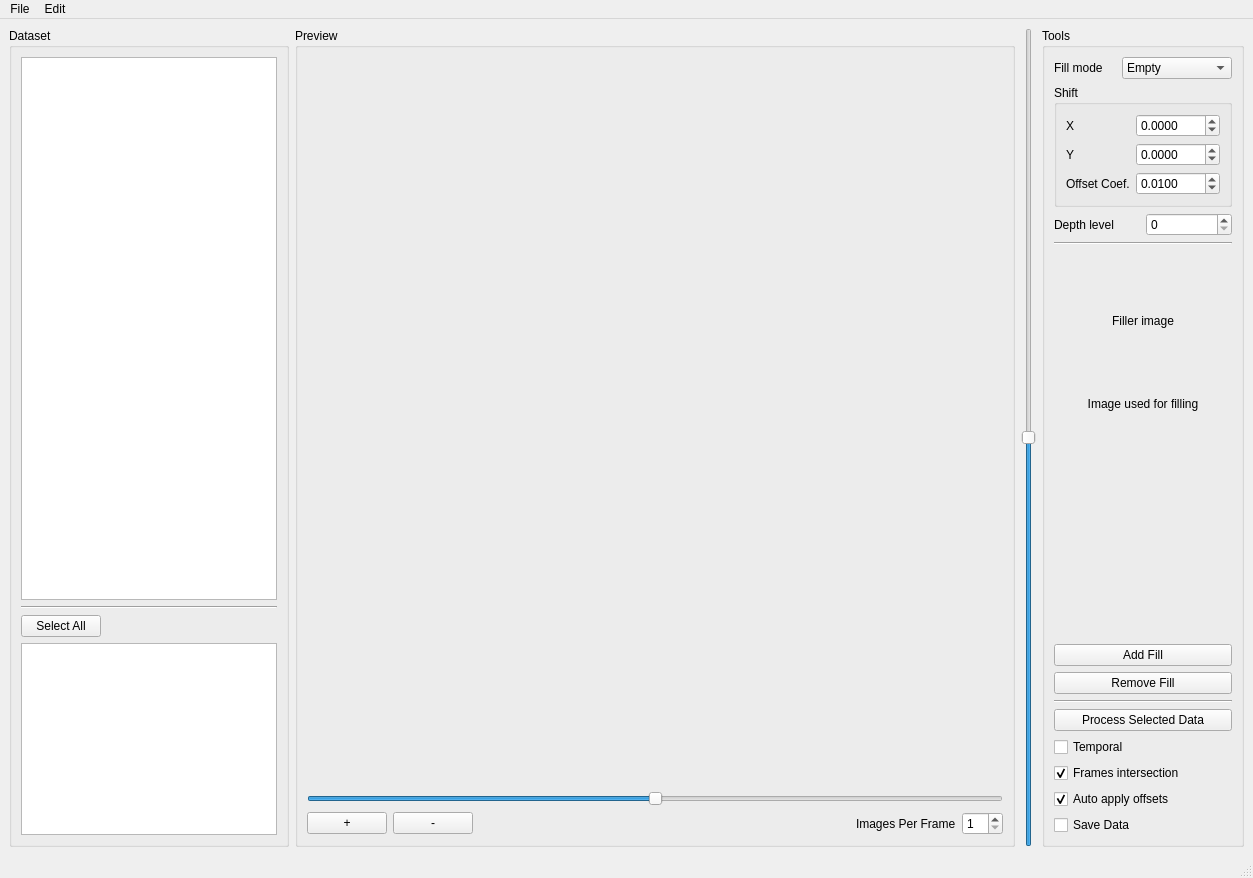
Old version of the form main/processor.ui in the repository Garik-Mk/boo-anot.
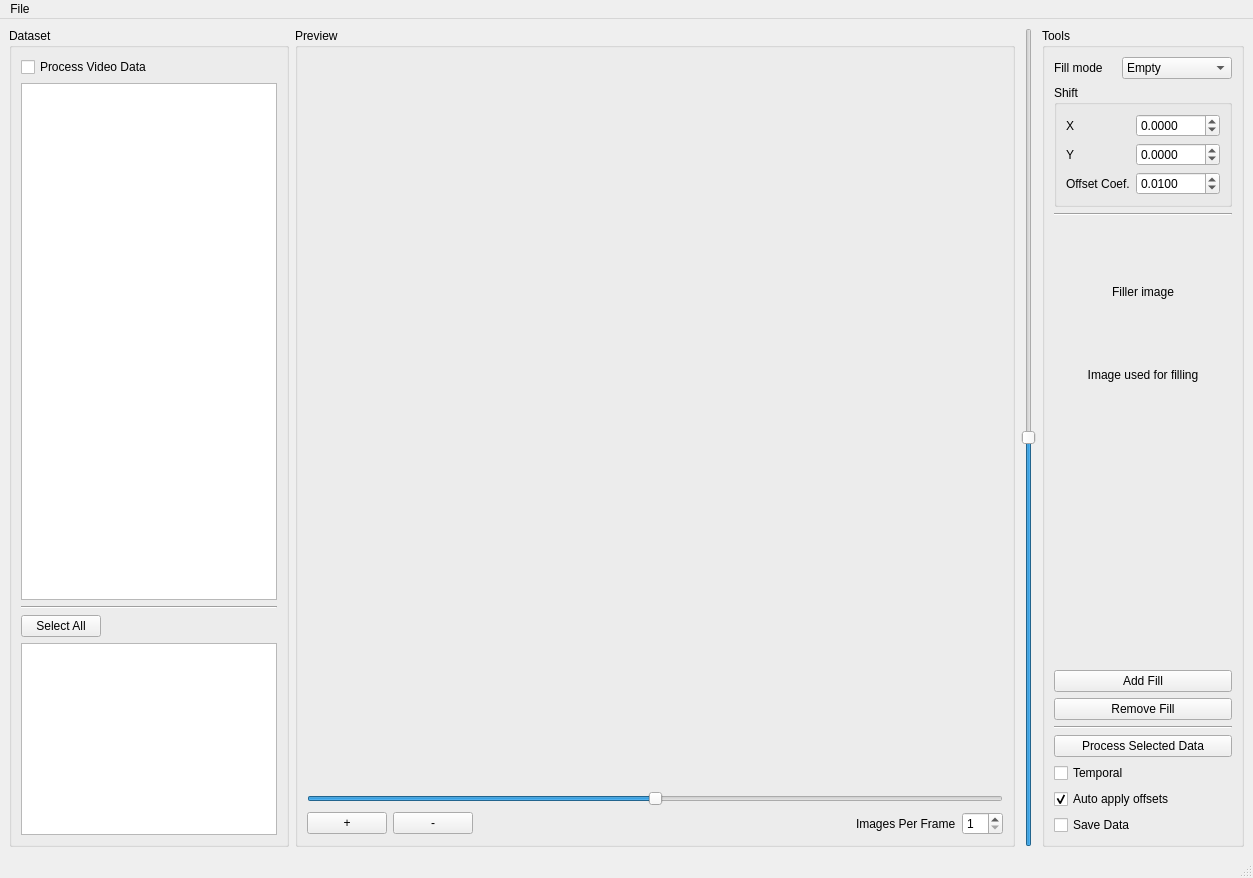
New version of the form.

Commit message: Video data checkbox added

What changed in the file:
```diff
--- a/main/processor.ui
+++ b/main/processor.ui
@@ -20,7 +20,14 @@
       <property name="title">
        <string>Dataset</string>
       </property>
-      <layout class="QVBoxLayout" name="verticalLayout_2" stretch="1,0,0,0">
+      <layout class="QVBoxLayout" name="verticalLayout_2" stretch="0,1,0,0,0">
+       <item>
+        <widget class="QCheckBox" name="processVideoData">
+         <property name="text">
+          <string>Process Video Data</string>
+         </property>
+        </widget>
+       </item>
        <item>
         <widget class="QListWidget" name="item_list">
          <property name="selectionMode">
@@ -299,20 +306,6 @@
          </layout>
         </widget>
        </item>
-       <item>
-        <layout class="QHBoxLayout" name="horizontalLayout_4">
-         <item>
-          <widget class="QLabel" name="label_5">
-           <property name="text">
-            <string>Depth level</string>
-           </property>
-          </widget>
-         </item>
-         <item>
-          <widget class="QSpinBox" name="spinBox_2"/>
-         </item>
-        </layout>
-       </item>
        <item>
         <widget class="Line" name="line">
          <property name="orientation">
@@ -400,16 +393,6 @@
          </property>
         </widget>
        </item>
-       <item>
-        <widget class="QCheckBox" name="checkBox">
-         <property name="text">
-          <string>Frames intersection</string>
-         </property>
-         <property name="checked">
-          <bool>true</bool>
-         </property>
-        </widget>
-       </item>
        <item>
         <widget class="QCheckBox" name="autoApplyOffsetsCheckbox">
          <property name="text">
@@ -451,14 +434,7 @@
     <addaction name="actionChange_Save_Path"/>
     <addaction name="actionSame_Label_And_Data_folder"/>
    </widget>
-   <widget class="QMenu" name="menuEdit">
-    <property name="title">
-     <string>Edit</string>
-    </property>
-    <addaction name="actionAuto_process"/>
-   </widget>
    <addaction name="menuFile"/>
-   <addaction name="menuEdit"/>
   </widget>
   <widget class="QStatusBar" name="statusbar"/>
   <action name="actionOpen_Data">
```
Left out of the diff: 2 changed lines with no effect on the pictures. The commit also changes 2 other files.
